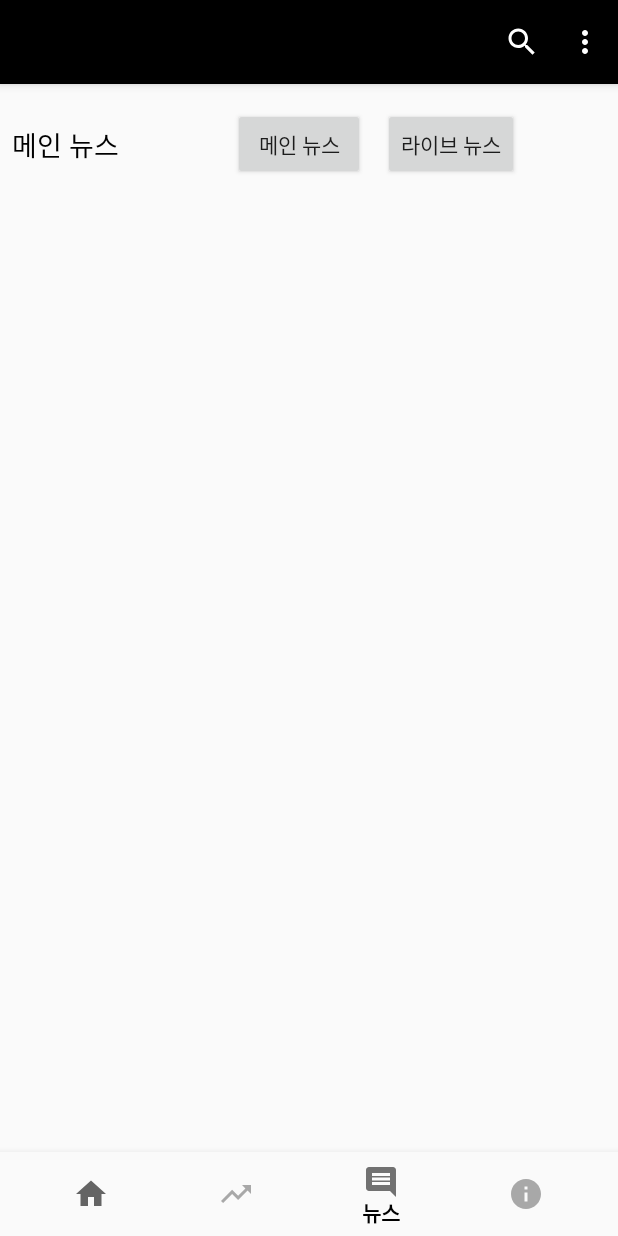
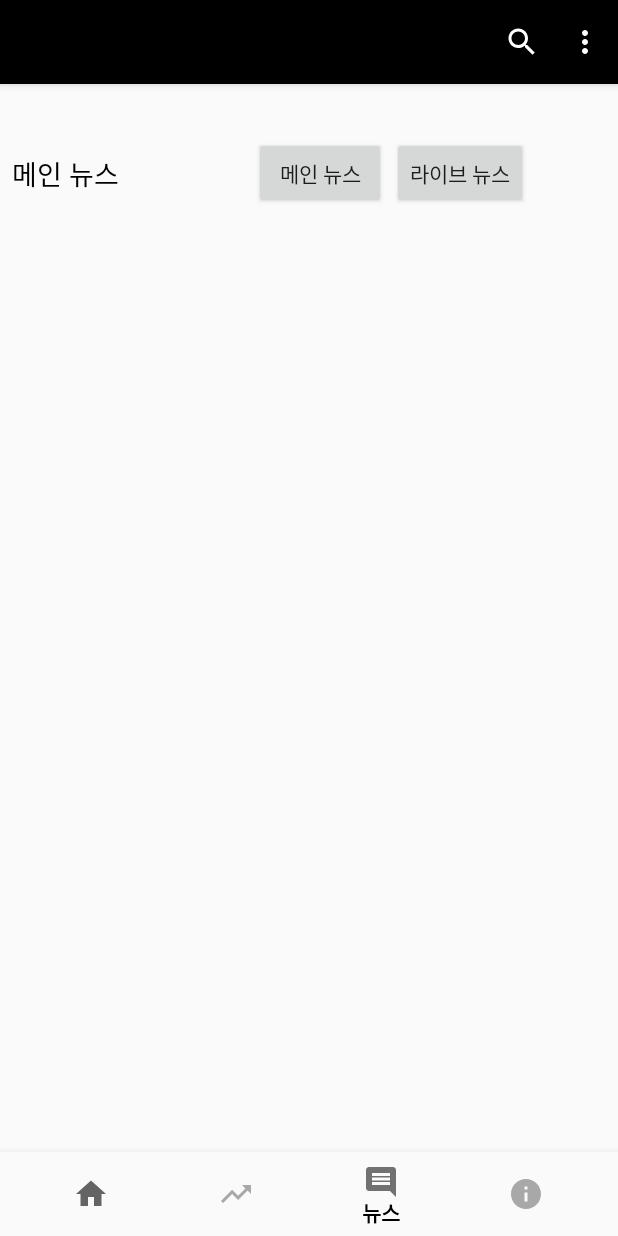
Before and after one commit to hansung-capstone-investock/antenna_App, an Android app: the screen it shows after launch (MainActivity), item 3 of the bottom bar chosen, on a phone screen of 412 x 824 dp. Run offline under Robolectric (Android 15) with nearby library versions, the phone set to English and light mode, and no system bars; libraries missing offline, so code that uses them is left out: com.github.mikephil.charting; 9 statements that could not run were skipped.

Commit message:
05/26 로그인 유지 기능 수정중

```diff
--- a/app/src/main/java/com/example/antenna/MainActivity.kt
+++ b/app/src/main/java/com/example/antenna/MainActivity.kt
@@ -11,6 +11,7 @@ import androidx.fragment.app.FragmentManager
 import androidx.fragment.app.FragmentTransaction
 import com.google.android.material.bottomnavigation.BottomNavigationView
 import com.example.antenna.fragment.*
+import com.example.antenna.interest.InterestActivity
 
 
 class MainActivity : AppCompatActivity() {
@@ -18,6 +19,7 @@ class MainActivity : AppCompatActivity() {
     override fun onCreate(savedInstanceState: Bundle?) {
         super.onCreate(savedInstanceState)
         setContentView(R.layout.activity_main)
+
         mBottomNV = findViewById(R.id.nav_view)
         mBottomNV!!.setOnNavigationItemSelectedListener(BottomNavigationView.OnNavigationItemSelectedListener { menuItem ->
 
--- a/app/src/main/java/com/example/antenna/fragment/InfoFragment.kt
+++ b/app/src/main/java/com/example/antenna/fragment/InfoFragment.kt
@@ -16,6 +16,7 @@ import com.example.antenna.R
 import com.example.antenna.dataclass.LoginData
 import com.example.antenna.sign.LoginService
 import com.example.antenna.sign.SignActivity
+import com.example.antenna.userdata.User_Info
 import kotlinx.android.synthetic.main.fragment_info.*
 import retrofit2.Call
 import retrofit2.Callback
@@ -82,6 +83,8 @@ class InfoFragment : Fragment() {
 
                             Log.d("INFO ID", id)
 
+                            val info = User_Info(id)
+
                             setFragmentResult("requestKey", bundleOf("id" to id))
                             parentFragmentManager.beginTransaction()
                                     .replace(R.id.fragment_container_bundle, InfoFragment())
--- a/app/src/main/java/com/example/antenna/fragment/MainFragment.kt
+++ b/app/src/main/java/com/example/antenna/fragment/MainFragment.kt
@@ -9,6 +9,7 @@ import androidx.fragment.app.Fragment
 import android.view.LayoutInflater
 import android.view.View
 import android.view.ViewGroup
+import android.widget.TextView
 import androidx.annotation.Nullable
 import androidx.core.content.res.ResourcesCompat
 import androidx.fragment.app.setFragmentResultListener
@@ -18,6 +19,7 @@ import com.example.antenna.R
 import com.example.antenna.adpater.DataList
 import com.example.antenna.adpater.RecyclerAdapter
 import com.example.antenna.adpater.ViewPagerAdapter
+import com.example.antenna.interest.InterestActivity
 import kotlinx.android.synthetic.main.fragment_main.*
 
 class MainFragment : Fragment() {
@@ -28,7 +30,10 @@ class MainFragment : Fragment() {
     private val list = mutableListOf<DataList>()
     private val adapter1 = RecyclerAdapter(list)
 
-    private var r_name : String = ""
+    private lateinit var username : String
+
+
+
     @Nullable
     override fun onCreateView(
             inflater: LayoutInflater,
@@ -39,21 +44,24 @@ class MainFragment : Fragment() {
         return inflater.inflate(R.layout.fragment_main, container, false)
     }
 
-    @SuppressLint("UseCompatLoadingForDrawables", "SetTextI18n")
     override fun onViewCreated(view: View, savedInstanceState: Bundle?) {
-        super.onViewCreated(view, savedInstanceState)
 
-
+        activity?.let {
+            val intent = Intent(context, InterestActivity::class.java)
+            super.onViewCreated(view, savedInstanceState)
             setFragmentResultListener("requestKey") { requestKey, bundle ->
-                val k_name = bundle.getString("id")
-
-                if (k_name != null) {
-                    r_name = k_name
-                }
+                val name = bundle.getString("id")
+                name?.toString()?.let { Log.d("RETURN NAME", it) }
+//                bundle.getString("id")?.let {
+//                    username.text = it
+//                }
+                intent.putExtra("name", name)
             }
 
-        list.add(DataList((activity as MainActivity).getDrawable(R.mipmap.samsung), "삼성전자", "-2.0%"))
-        rv_data.adapter = adapter1
+            // list.add(DataList((activity as MainActivity).getDrawable(R.mipmap.samsung), "삼성전자", "-2.0%"))
+            rv_data.adapter = adapter1
+
+        }
 
         viewPager_main.adapter = adapter
         viewPager_main.addOnPageChangeListener(object : ViewPager.OnPageChangeListener{
--- a/app/src/main/java/com/example/antenna/fragment/NewsFragment.kt
+++ b/app/src/main/java/com/example/antenna/fragment/NewsFragment.kt
@@ -33,6 +33,14 @@ class NewsFragment : Fragment() {
     private val live_list = mutableListOf<LiveNewsList>()
     private val live_adapter = LiveNewsAdapter(live_list)
 
+    private val firstRetrofit: Retrofit = Retrofit.Builder()
+            .baseUrl("http://ec2-13-125-236-101.ap-northeast-2.compute.amazonaws.com:8000/")
+            .addConverterFactory(GsonConverterFactory.create())
+            .build()
+
+    private val regionServer : MainNews? = firstRetrofit.create(MainNews::class.java)
+    private val liveServer : LiveNews? = firstRetrofit.create(LiveNews::class.java)
+
     @Nullable
     override fun onCreateView(
             inflater: LayoutInflater,
@@ -45,20 +53,20 @@ class NewsFragment : Fragment() {
 
     override fun onViewCreated(view: View, savedInstanceState: Bundle?) {
         super.onViewCreated(view, savedInstanceState)
-
-        val firstRetrofit: Retrofit = Retrofit.Builder()
-               .baseUrl("http://ec2-13-125-236-101.ap-northeast-2.compute.amazonaws.com:8000/")
-               .addConverterFactory(GsonConverterFactory.create())
-               .build()
-
-        val regionServer : MainNews? = firstRetrofit.create(MainNews::class.java)
-        val liveServer : LiveNews? = firstRetrofit.create(LiveNews::class.java)
-
         rv_main_data.addItemDecoration(DividerItemDecoration(context, LinearLayoutManager.VERTICAL))
 
         Log.d("GET REQUEST SUCCESS", firstRetrofit.toString())
 
         main_button.setOnClickListener {
+            main_news()
+        }
+
+        live_button.setOnClickListener {
+            live_news()
+        }
+    }
+
+    private fun main_news(){
             main_name.text = "메인 뉴스"
             regionServer?.getNews()?.enqueue(object : Callback<List<NewsData>> {
                 override fun onResponse(call: Call<List<NewsData>>, response: Response<List<NewsData>>) {
@@ -84,7 +92,7 @@ class NewsFragment : Fragment() {
             })
     }
 
-        live_button.setOnClickListener {
+    private fun live_news(){
         main_name.text = "라이브 뉴스"
         liveServer?.getLiveNews()?.enqueue(object : Callback<List<LiveData>>{
             override fun onResponse(
@@ -111,7 +119,8 @@ class NewsFragment : Fragment() {
         })
     }
 
-        main_button.isClickable = true
+    override fun onStart() {
+        main_news()
+        super.onStart()
     }
-
 }
--- a/app/src/main/java/com/example/antenna/sign/SignActivity.kt
+++ b/app/src/main/java/com/example/antenna/sign/SignActivity.kt
@@ -44,6 +44,8 @@ class SignActivity : AppCompatActivity() {
 
                     dialog.setTitle("회원가입 성공")
                     dialog.show()
+
+                    // startActivity(intent)
                 }
 
                 override fun onFailure(call: Call<SignData>, t: Throwable) {
--- /dev/null
+++ b/app/src/main/java/com/example/antenna/userdata/User_Info.kt
@@ -0,0 +1,6 @@
+package com.example.antenna.userdata
+
+
+data class User_Info(
+        val id: String
+)
--- a/app/src/main/res/layout/activity_main.xml
+++ b/app/src/main/res/layout/activity_main.xml
@@ -6,6 +6,14 @@
     android:layout_height="match_parent"
     android:orientation="vertical"
     tools:context=".MainActivity">
+
+    <TextView
+        android:id="@+id/username_main"
+        android:layout_width="match_parent"
+        android:layout_height="wrap_content"
+        android:fontFamily="sans-serif-black"
+        android:gravity="right"
+        android:textColor="#000000" />
 
     <FrameLayout
         android:id="@+id/content_layout"
--- a/app/src/main/res/layout/fragment_news.xml
+++ b/app/src/main/res/layout/fragment_news.xml
@@ -42,21 +42,20 @@
         android:id="@+id/main_button"
         android:layout_width="wrap_content"
         android:layout_height="wrap_content"
-        android:layout_marginStart="76dp"
+        android:layout_marginEnd="4dp"
         android:text="메인 뉴스"
         app:layout_constraintBottom_toTopOf="@+id/scrollView2"
-        app:layout_constraintStart_toEndOf="@+id/main_name"
+        app:layout_constraintEnd_toStartOf="@+id/live_button"
         app:layout_constraintTop_toTopOf="parent" />
 
     <Button
         android:id="@+id/live_button"
         android:layout_width="wrap_content"
         android:layout_height="wrap_content"
+        android:layout_marginEnd="60dp"
         android:text="라이브 뉴스"
         app:layout_constraintBottom_toTopOf="@+id/scrollView2"
         app:layout_constraintEnd_toEndOf="parent"
-        app:layout_constraintHorizontal_bias="0.157"
-        app:layout_constraintStart_toEndOf="@+id/main_button"
         app:layout_constraintTop_toTopOf="parent" />
 
 
```
Also changed, not shown: app/src/main/java/com/example/antenna/adpater/RecyclerAdapter.kt (+11 -0 lines), app/src/main/java/com/example/antenna/interest/InterestActivity.kt (+10 -0 lines), app/src/main/java/com/example/antenna/userdata/Group.kt (added, +9 -0 lines), app/src/main/res/layout/fragment_main.xml (+16 -1 lines). Lines whose indentation alone changed are shown as unchanged.
